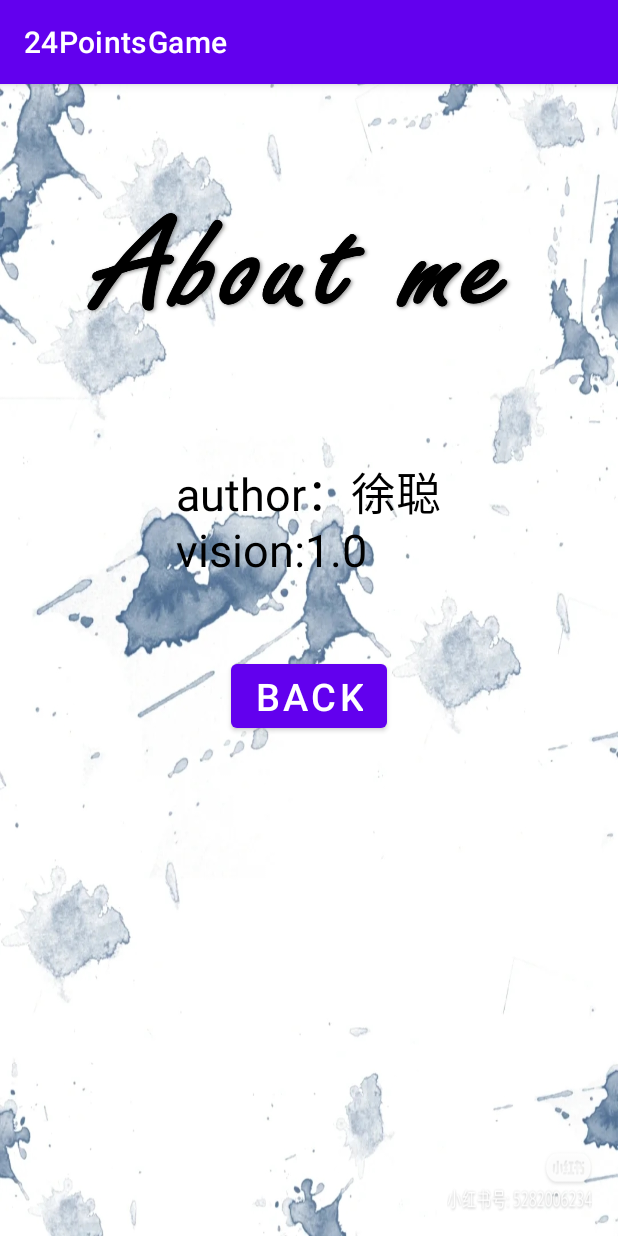
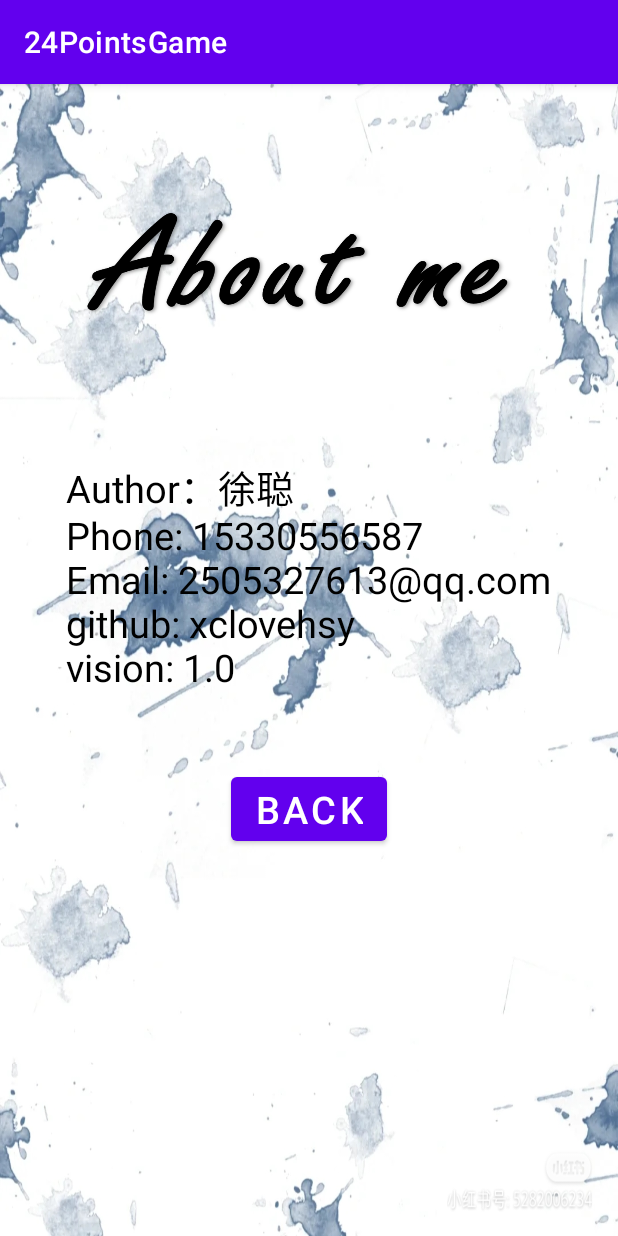
Before and after one commit to xclovehsy/24PointsGame, an Android app: the AboutMe screen opened directly, with no data from a screen before it, on a phone screen of 412 x 824 dp. Run offline under Robolectric (Android 15) with nearby library versions, the light colour scheme and no system bars.

Commit message:
update readme

```diff
--- a/app/src/main/res/layout/activity_about_me.xml
+++ b/app/src/main/res/layout/activity_about_me.xml
@@ -21,7 +21,7 @@
         android:layout_height="wrap_content"
         android:text="@string/about_me_mes"
         android:layout_gravity="center_horizontal"
-        android:textSize="30sp"
+        android:textSize="25sp"
         android:layout_marginTop="10dp"
         android:textColor="@color/black"
         >
--- a/app/src/main/res/values/strings.xml
+++ b/app/src/main/res/values/strings.xml
@@ -5,7 +5,7 @@
     <string name="play">PLAY</string>
     <string name="guide">guide</string>
     <string name="about_me">about me</string>
-    <string name="about_me_mes">author：徐聪\nvision:1.0</string>
+    <string name="about_me_mes">Author：徐聪\nPhone: 15330556587\nEmail: 2505327613@qq.com\ngithub: xclovehsy\nvision: 1.0</string>
     <string name="back">back</string>
     <string name="guide_mes">\t\t\t已知一副扑克牌有54张，去除大王和小王，剩余52张。\n\t\t\t游戏玩家在其中抽取4张牌，利用加减乘除进行计算得到24。\n\t\t\t进行计算是否能得到24. 如果可以，列出可能的计算表达式，可能有多种计算形式。</string>
     <string name="game_set">游戏设置</string>
```
Also changed, not shown: 3 other files.
